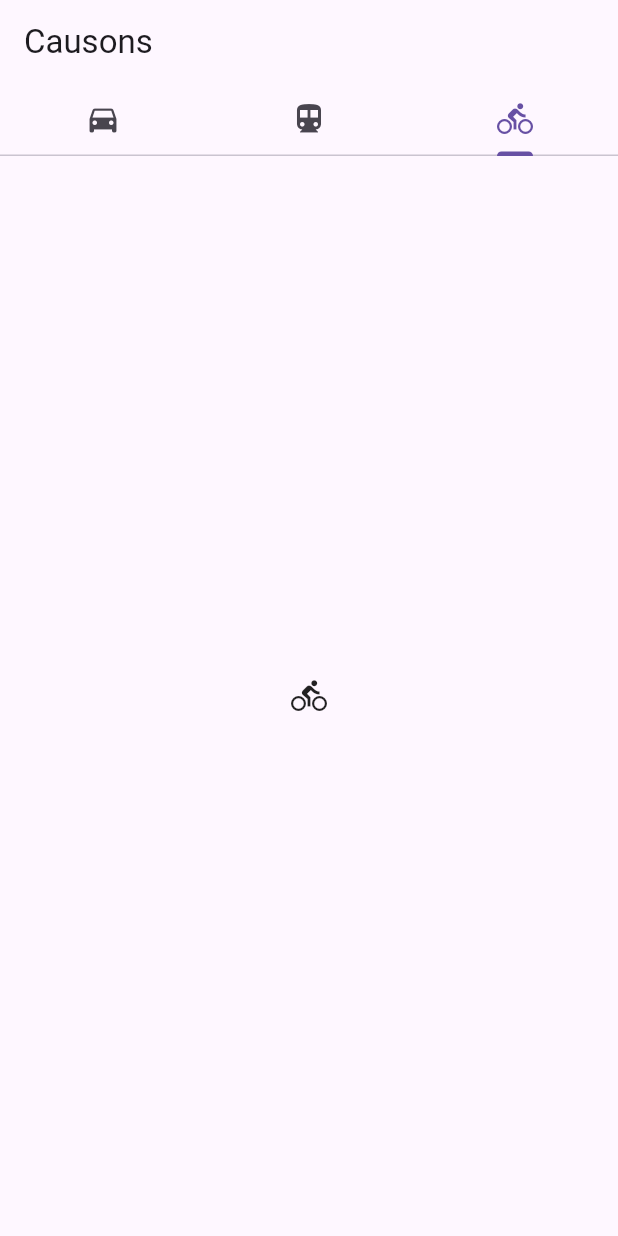
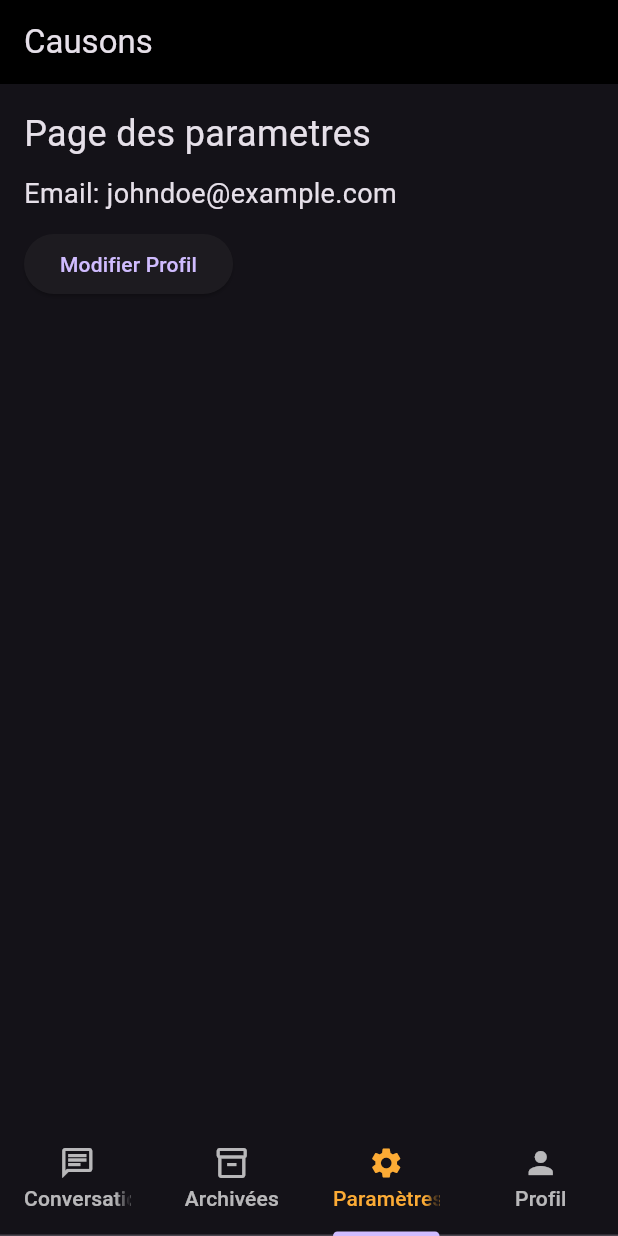
Before and after one commit to JojoKouam/causons_app, a Flutter app: the screen it shows after launch, tab 3 chosen, on a phone screen of 412 x 824 dp. Run offline on Flutter 3.47's test engine with Material 3 defaults, Android fonts, the phone set to English and light mode, and no system bars; network calls fail.

Commit message:
[ADD] App design

```diff
--- a/lib/home_page.dart
+++ b/lib/home_page.dart
@@ -1,30 +1,50 @@
 import 'package:flutter/material.dart';
-
+import 'package:causons/archived.dart';
+import 'package:causons/messages.dart';
+import 'package:causons/settings.dart';
+import 'package:causons/profil.dart';
 
 class HomePage extends StatelessWidget {
   const HomePage({super.key});
 
   @override
   Widget build(BuildContext context) {
-    // TODO: implement build
     return MaterialApp(
       debugShowCheckedModeBanner: false,
-      home: DefaultTabController(length: 3, child: Scaffold(
-        appBar: AppBar(
-          bottom: const TabBar(
+      theme: ThemeData.dark().copyWith(
+        appBarTheme: const AppBarTheme(
+          backgroundColor: Colors.black,
+        ),
+        tabBarTheme: const TabBarTheme(
+          labelColor: Color(0xFFfcab35),
+          unselectedLabelColor: Colors.white70,
+        ),
+      ),
+      themeMode: ThemeMode.dark,
+      home: DefaultTabController(
+        length: 4,
+        child: Scaffold(
+          appBar: AppBar(
+            title: const Text('Causons'),
+          ),
+          body: const TabBarView(
+            children: [
+              MessagesPage(),
+              ArchivedPage(),
+              SettingsPage(),
+              ProfilPage(),
+            ],
+          ),
+          bottomNavigationBar: const TabBar(
             tabs: [
-              Tab(icon: Icon(Icons.directions_car)),
-              Tab(icon: Icon(Icons.directions_transit)),
-              Tab(icon: Icon(Icons.directions_bike)),
+              Tab(icon: Icon(Icons.chat_outlined), text: 'Conversations'),
+              Tab(icon: Icon(Icons.inventory_2_outlined), text: 'Archivées'),
+              Tab(icon: Icon(Icons.settings), text: 'Paramètres'),
+              Tab(icon: Icon(Icons.person), text: 'Profil'),
             ],
+          ),
         ),
-          title: const Text('Causons')),
-        body: const TabBarView(children: [
-          Icon(Icons.directions_car),
-          Icon(Icons.directions_transit),
-          Icon(Icons.directions_bike),
-        ]),
-      ))
+      ),
     );
   }
 }
--- a/lib/settings.dart
+++ b/lib/settings.dart
@@ -0,0 +1,29 @@
+import 'package:flutter/material.dart';
+
+class SettingsPage extends StatelessWidget {
+  const SettingsPage({super.key});
+
+  @override
+  Widget build(BuildContext context) {
+    return Scaffold(
+      body: Padding(
+        padding: const EdgeInsets.all(16.0),
+        child: Column(
+          crossAxisAlignment: CrossAxisAlignment.start,
+          children: [
+            const Text('Page des parametres', style: TextStyle(fontSize: 24)),
+            const SizedBox(height: 10),
+            const Text('Email: johndoe@example.com', style: TextStyle(fontSize: 18)),
+            const SizedBox(height: 10),
+            ElevatedButton(
+              onPressed: () {
+                // Action à effectuer
+              },
+              child: const Text('Modifier Profil'),
+            ),
+          ],
+        ),
+      ),
+    );
+  }
+}
```
Also changed, not shown: lib/archived.dart (+29 -0 lines), lib/conversations.dart (added, +83 -0 lines), lib/messages.dart (+42 -0 lines), lib/profil.dart (+36 -0 lines).
